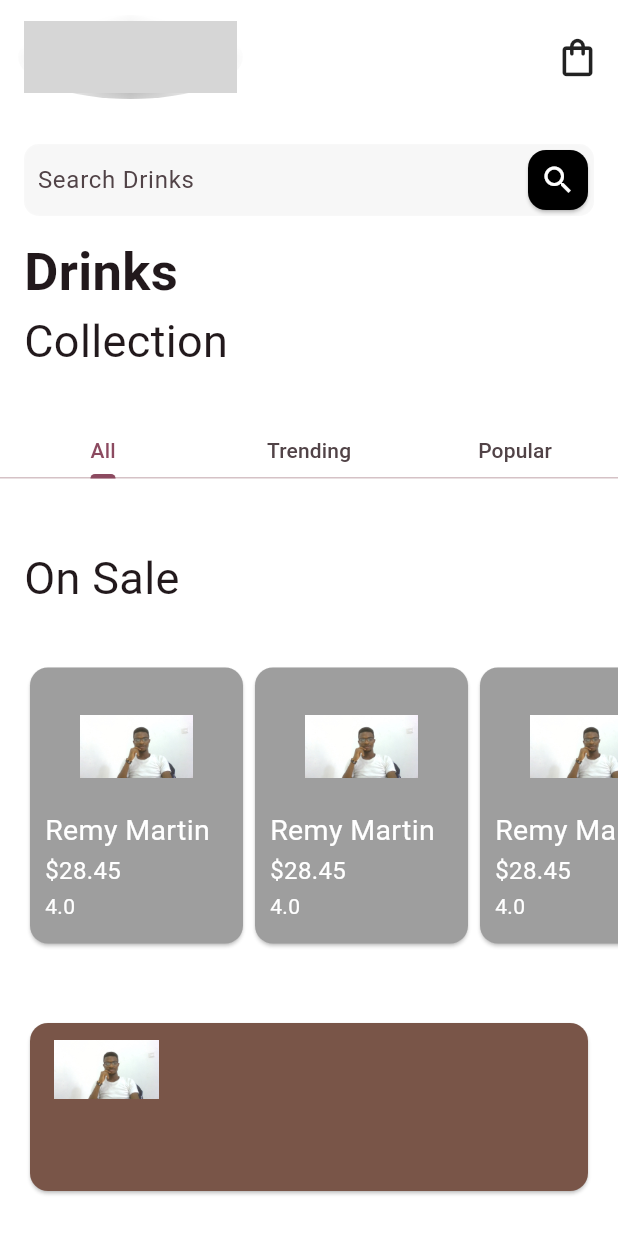
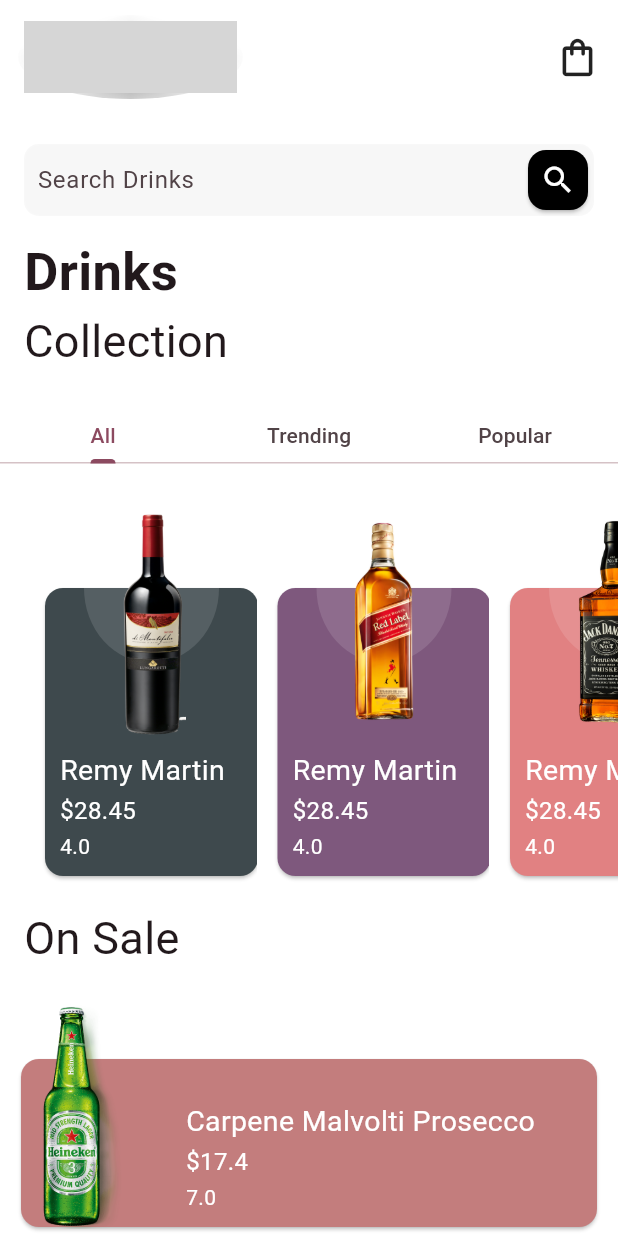
Before and after one commit to kenresoft/wine_delivery_app, a Flutter app: the screen it shows after launch, on a phone screen of 412 x 824 dp. Run offline on Flutter 3.47's test engine with Material 3 defaults, Android fonts, the phone set to English and light mode, and no system bars; missing offline and left inert: circular_image, fontresoft; grey boxes are pictures that could not be loaded.

Commit message:
Update project

```diff
--- a/lib/Home.dart
+++ b/lib/Home.dart
@@ -1,5 +1,9 @@
 import 'package:circular_image/circular_image.dart';
 import 'package:flutter/material.dart';
+import 'package:fontresoft/fontresoft.dart';
+import 'package:wine_delivery_app/sale_item.dart';
+
+import 'drink_collection.dart';
 
 class Home extends StatefulWidget {
   const Home({super.key});
@@ -111,7 +115,7 @@ class _HomeState extends State<Home> with SingleTickerProviderStateMixin {
                 //SizedBox(height: 10),
 
                 /// TEXT
-                const Padding(
+                 const Padding(
                   padding: EdgeInsets.symmetric(horizontal: 16.0),
                   child: Text('Drinks', style: TextStyle(fontSize: 35, fontWeight: FontWeight.bold)),
                 ),
@@ -120,7 +124,7 @@ class _HomeState extends State<Home> with SingleTickerProviderStateMixin {
                   child: Text('Collection', style: TextStyle(fontSize: 30)),
                 ),
 
-                const SizedBox(height: 35),
+                const SizedBox(height: 25),
 
                 SizedBox(
                   height: 35,
@@ -137,65 +141,115 @@ class _HomeState extends State<Home> with SingleTickerProviderStateMixin {
                   ),
                 ),
 
-                const SizedBox(height: 45),
+                const SizedBox(height: 25),
+
+                SizedBox(
+                  height: 270,
+                  child: TabBarView(controller: tabController, children: const [
+                    DrinksCollection(
+                      name: [
+                        'Remy Martin',
+                        'Remy Martin',
+                        'Remy Martin',
+                        'Remy Martin',
+                        'Remy Martin',
+                      ],
+                      image: [
+                        'assets/wine-5.png',
+                        'assets/wine-2.png',
+                        'assets/wine-3.png',
+                        'assets/wine-4.png',
+                        'assets/wine-6.png',
+                      ],
+                      price: [
+                        28.45,
+                        28.45,
+                        28.45,
+                        28.45,
+                        28.45,
+                      ],
+                      rating: [
+                        4,
+                        4,
+                        4,
+                        4,
+                        4,
+                      ],
+                      color: [
+                        Color(0xff3e494d),
+                        Color(0xff7E587D),
+                        Color(0xffE18182),
+                        Colors.blueAccent,
+                        Colors.orangeAccent,
+                      ],
+                    ),
+                    DrinksCollection(
+                      name: ['Grover'],
+                      image: ['assets/wine-2.jpg'],
+                      price: [16.99],
+                      rating: [3.0],
+                      color: [Colors.purple],
+                    ),
+                    DrinksCollection(
+                      name: ['Sailor'],
+                      image: ['assets/wine-3.jpg'],
+                      price: [28.45],
+                      rating: [3.5],
+                      color: [Colors.redAccent],
+                    ),
+                  ]),
+                ),
+
+                //const SizedBox(height: 5),
 
                 const Padding(
                   padding: EdgeInsets.symmetric(horizontal: 16.0),
                   child: Text('On Sale', style: TextStyle(fontSize: 30)),
                 ),
 
-                const SizedBox(height: 30),
+                const SizedBox(height: 5),
 
                 SizedBox(
-                  height: 200,
-                  child: TabBarView(controller: tabController, children: const [
-                    DrinksCollection(
-                      name: 'Remy Martin',
-                      image: 'assets/profile.jpg',
-                      price: 28.45,
-                      rating: 4,
-                      color: Colors.grey,
-                    ),
-                    DrinksCollection(
-                      name: 'Grover',
-                      image: 'assets/profile.jpg',
-                      price: 16.99,
-                      rating: 3.0,
-                      color: Colors.purple,
-                    ),
-                    DrinksCollection(
-                      name: 'Sailor',
-                      image: 'assets/profile.jpg',
-                      price: 28.45,
-                      rating: 3.5,
-                      color: Colors.redAccent,
-                    ),
-                  ]),
+                  height: 180,
+                  child: ListView.builder(
+                    itemCount: 4,
+                    itemExtent: MediaQuery.of(context).size.width,
+                    shrinkWrap: true,
+                    physics: const BouncingScrollPhysics(),
+                    scrollDirection: Axis.horizontal,
+                    itemBuilder: (context, index) {
+                      return const SaleItem(
+                        name: 'Carpene Malvolti Prosecco',
+                        image: 'assets/wine-6.png',
+                        price: 17.40,
+                        rating: 7,
+                        color: Color(0xffC37D7D),
+                      );
+                    },
+                  ),
                 ),
 
-                const SizedBox(height: 25),
-
-                Padding(
+                /*Padding(
                   padding: const EdgeInsets.all(16),
                   child: Stack(
                     children: [
                       const SizedBox(
                         width: double.infinity,
                         height: 120,
-                        child: Card(color: Colors.brown),
+                        child: Card(color: Color(0xffC37D7D)),
                       ),
                       Positioned(
                         left: 20,
                         bottom: 50,
                         child: Image.asset(
-                          'assets/profile.jpg',
+                          'assets/wine.png',
                           height: 70,
                           width: 70,
                         ),
                       )
                     ],
                   ),
-                )
+                )*/
               ],
             ),
           ),
@@ -204,67 +258,3 @@ class _HomeState extends State<Home> with SingleTickerProviderStateMixin {
     );
   }
 }
-
-class DrinksCollection extends StatelessWidget {
-  const DrinksCollection({
-    super.key,
-    required this.name,
-    required this.image,
-    required this.price,
-    required this.rating,
-    required this.color,
-  });
-
-  final String name;
-  final String image;
-  final double price;
-  final double rating;
-  final Color color;
-
-  @override
-  Widget build(BuildContext context) {
-    return ListView.builder(
-      itemCount: 8,
-      scrollDirection: Axis.horizontal,
-      physics: const BouncingScrollPhysics(),
-      itemBuilder: (context, index) {
-        return Padding(
-          padding: const EdgeInsets.all(4.0).copyWith(left: index == 0 ? 16 : 0, right: index == 7 ? 16 : 0),
-          child: SizedBox(
-            width: 150,
-            height: 200,
-            child: Card(
-              color: color,
-              child: Stack(
-                children: [
-                  Align(
-                    alignment: Alignment.topCenter,
-                    child: Image.asset(
-                      image,
-                      width: 75,
-                      height: 105,
-                    ),
-                  ),
-                  Positioned(
-                    top: 95,
-                    left: 10,
-                    child: Column(
-                      crossAxisAlignment: CrossAxisAlignment.start,
-                      children: [
-                        Text(name, style: const TextStyle(color: Colors.white, fontSize: 19)),
-                        const SizedBox(height: 2),
-                        Text('\$$price', style: const TextStyle(color: Colors.white, fontSize: 16)),
-                        const SizedBox(height: 2),
-                        Text(rating.toString(), style: const TextStyle(color: Colors.white)),
-                      ],
-                    ),
-                  ),
-                ],
-              ),
-            ),
-          ),
-        );
-      },
-    );
-  }
-}
```
